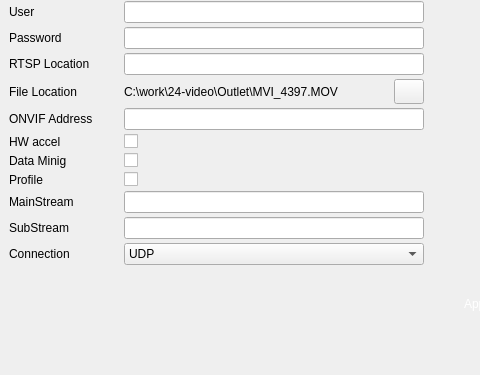
linkingvision/rapidvms, file veapp/main/vsccameraadd.ui: the form before one commit; both pictures show x 0 to 480 and y 135 to 510 of the 1040 by 510 pixel window.
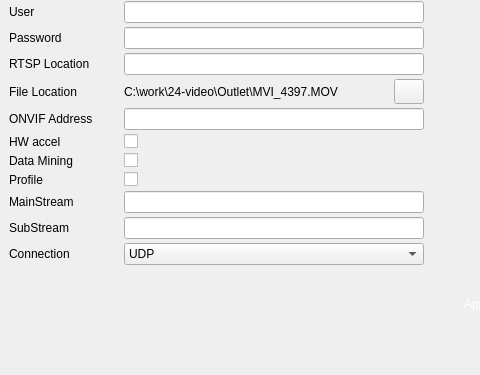
The form after the commit. Icons and pictures are not drawn.

Commit message: enable hwaccel conf & mining conf

What changed in the file:
```diff
--- a/veapp/main/vsccameraadd.ui
+++ b/veapp/main/vsccameraadd.ui
@@ -56,7 +56,7 @@
        <item row="15" column="0">
         <widget class="QLabel" name="label">
          <property name="text">
-          <string>Data Minig</string>
+          <string>Data Mining</string>
          </property>
         </widget>
        </item>
```
Left out of the diff: 6 changed lines with no effect on the pictures.
